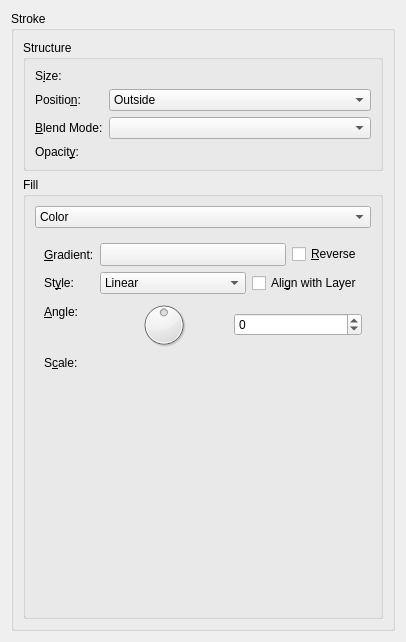
First picture: the form in libs/ui/layerstyles/WdgStroke.ui, repository KDE/krita, before the edit.
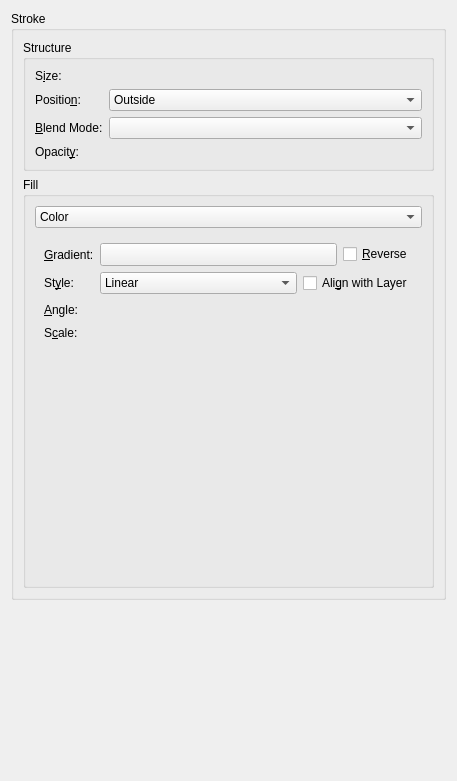
Second picture: the form after the edit. The open tabs and pages were chosen to show the change. Custom widgets are drawn as their Qt base class.

Commit message: Layer Styles UI: fix for angle selection, small UI tweaks

Patch:
```diff
--- a/libs/ui/layerstyles/WdgStroke.ui
+++ b/libs/ui/layerstyles/WdgStroke.ui
@@ -6,8 +6,8 @@
    <rect>
     <x>0</x>
     <y>0</y>
-    <width>406</width>
-    <height>642</height>
+    <width>457</width>
+    <height>781</height>
    </rect>
   </property>
   <layout class="QGridLayout" name="gridLayout">
@@ -149,7 +149,7 @@
          <item>
           <widget class="QStackedWidget" name="fillStack">
            <property name="currentIndex">
-            <number>0</number>
+            <number>1</number>
            </property>
            <widget class="QWidget" name="page_3">
             <layout class="QFormLayout" name="formLayout_2">
@@ -264,41 +264,11 @@
                 <string>&amp;Angle:</string>
                </property>
                <property name="buddy">
-                <cstring>dialAngle</cstring>
+                <cstring>angleSelector</cstring>
                </property>
               </widget>
              </item>
-             <item row="2" column="1">
-              <layout class="QHBoxLayout" name="horizontalLayout_2">
-               <item>
-                <widget class="QDial" name="dialAngle">
-                 <property name="toolTip">
-                  <string>Set the angle of the light source</string>
-                 </property>
-                 <property name="minimum">
-                  <number>-179</number>
-                 </property>
-                 <property name="maximum">
-                  <number>180</number>
-                 </property>
-                 <property name="wrapping">
-                  <bool>true</bool>
-                 </property>
-                </widget>
-               </item>
-               <item>
-                <widget class="KisIntParseSpinBox" name="intAngle">
-                 <property name="minimum">
-                  <number>-179</number>
-                 </property>
-                 <property name="maximum">
-                  <number>180</number>
-                 </property>
-                </widget>
-               </item>
-              </layout>
-             </item>
-             <item row="3" column="0">
+             <item row="4" column="0">
               <widget class="QLabel" name="label_8">
                <property name="text">
                 <string>S&amp;cale:</string>
@@ -308,7 +278,7 @@
                </property>
               </widget>
              </item>
-             <item row="3" column="1">
+             <item row="4" column="1">
               <widget class="KisSliderSpinBox" name="intScale" native="true">
                <property name="sizePolicy">
                 <sizepolicy hsizetype="Expanding" vsizetype="Preferred">
@@ -321,6 +291,33 @@
                </property>
               </widget>
              </item>
+             <item row="2" column="1">
+              <layout class="QHBoxLayout" name="horizontalLayout">
+               <item>
+                <widget class="KisLayerStyleAngleSelector" name="angleSelector" native="true">
+                 <property name="sizePolicy">
+                  <sizepolicy hsizetype="Preferred" vsizetype="Preferred">
+                   <horstretch>0</horstretch>
+                   <verstretch>0</verstretch>
+                  </sizepolicy>
+                 </property>
+                </widget>
+               </item>
+               <item>
+                <spacer name="horizontalSpacer">
+                 <property name="orientation">
+                  <enum>Qt::Horizontal</enum>
+                 </property>
+                 <property name="sizeHint" stdset="0">
+                  <size>
+                   <width>40</width>
+                   <height>20</height>
+                  </size>
+                 </property>
+                </spacer>
+               </item>
+              </layout>
+             </item>
             </layout>
            </widget>
            <widget class="QWidget" name="page_2">
@@ -399,6 +396,19 @@
      </layout>
     </widget>
    </item>
+   <item row="1" column="0">
+    <spacer name="verticalSpacer">
+     <property name="orientation">
+      <enum>Qt::Vertical</enum>
+     </property>
+     <property name="sizeHint" stdset="0">
+      <size>
+       <width>20</width>
+       <height>40</height>
+      </size>
+     </property>
+    </spacer>
+   </item>
   </layout>
  </widget>
  <customwidgets>
@@ -407,11 +417,6 @@
    <extends>QPushButton</extends>
    <header>kis_color_button.h</header>
   </customwidget>
-  <customwidget>
-   <class>KisIntParseSpinBox</class>
-   <extends>QSpinBox</extends>
-   <header>kis_int_parse_spin_box.h</header>
-  </customwidget>
   <customwidget>
    <class>KisSliderSpinBox</class>
    <extends>QWidget</extends>
@@ -423,6 +428,12 @@
    <extends>QComboBox</extends>
    <header location="global">kis_cmb_composite.h</header>
   </customwidget>
+  <customwidget>
+   <class>KisLayerStyleAngleSelector</class>
+   <extends>QWidget</extends>
+   <header>KisLayerStyleAngleSelector.h</header>
+   <container>1</container>
+  </customwidget>
   <customwidget>
    <class>KisCmbGradient</class>
    <extends>QToolButton</extends>
```
The commit also changes 10 other files.
